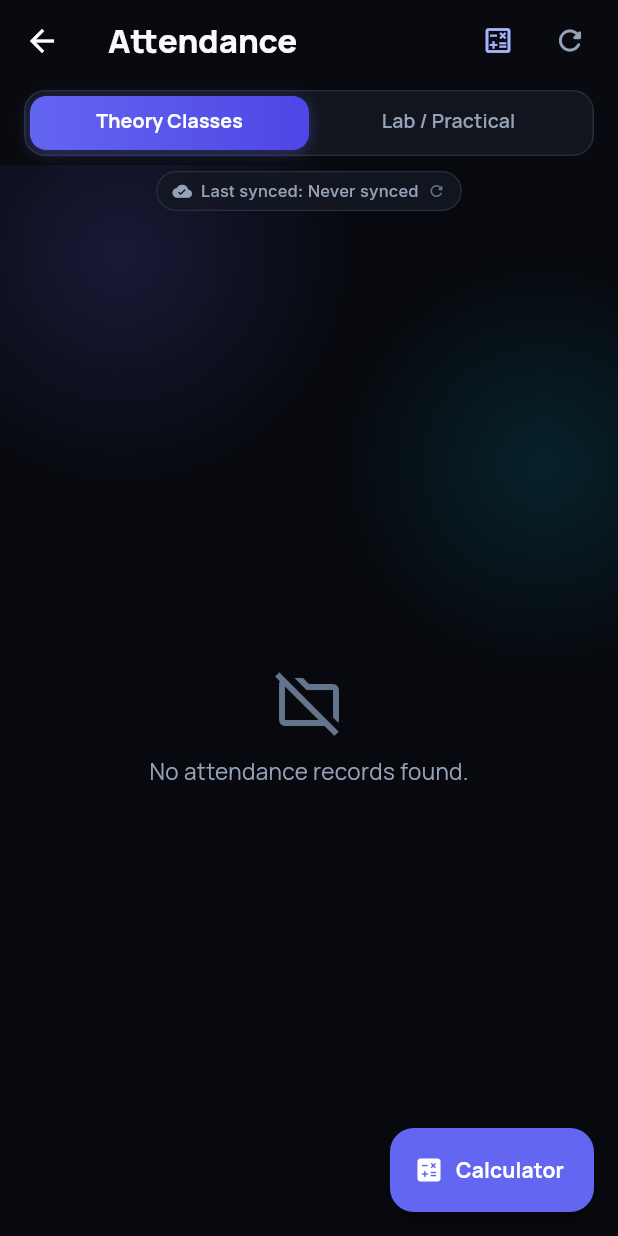
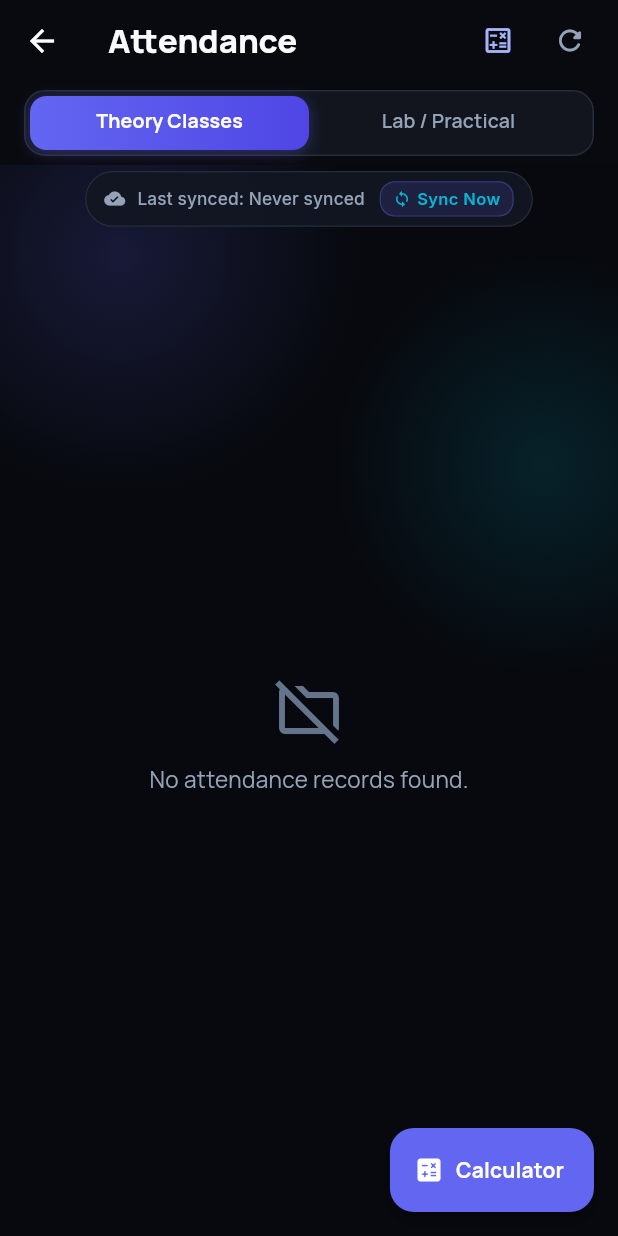
Before and after one commit to Gnanesh-2007/Vitap_nexus, a Flutter app: the AttendanceScreen screen opened directly, on a phone screen of 412 x 824 dp. Run offline on Flutter 3.47's test engine with Material 3 defaults, Android fonts, the phone set to English and light mode, and no system bars; our stand-ins replace dio, flutter_animate, flutter_riverpod, flutter_secure_storage, google_fonts, web and 1 more; missing offline and left inert: dart:ui_web, vit_vtop; accounts and stored records are empty.

Commit message:
feat: offline-first by default (no auto-sync on reopen), sync each & everything only on Sync Now or refresh

```diff
--- a/app/lib/widgets/last_synced_badge.dart
+++ b/app/lib/widgets/last_synced_badge.dart
@@ -3,7 +3,7 @@ import 'package:google_fonts/google_fonts.dart';
 import '../services/storage_service.dart';
 import '../theme/app_theme.dart';
 
-/// A sleek, non-intrusive badge showing the last-synced time with a quick refresh button.
+/// A sleek, non-intrusive badge showing the last-synced time with an explicit "Sync Now" button.
 class LastSyncedBadge extends StatefulWidget {
   final DateTime? lastSynced;
   final VoidCallback? onRefresh;
@@ -58,7 +58,7 @@ class _LastSyncedBadgeState extends State<LastSyncedBadge>
   @override
   Widget build(BuildContext context) {
     final formattedTime = widget.isRefreshing
-        ? 'Syncing with VTOP...'
+        ? 'Syncing all data with VTOP...'
         : 'Last synced: ${StorageService.formatLastSynced(widget.lastSynced)}';
 
     return Padding(
@@ -67,14 +67,14 @@ class _LastSyncedBadgeState extends State<LastSyncedBadge>
         onTap: widget.isRefreshing ? null : widget.onRefresh,
         borderRadius: BorderRadius.circular(20),
         child: Container(
-          padding: const EdgeInsets.symmetric(horizontal: 10, vertical: 4.5),
+          padding: const EdgeInsets.symmetric(horizontal: 12, vertical: 6),
           decoration: BoxDecoration(
-            color: const Color(0xFF131722).withValues(alpha: 0.85),
+            color: const Color(0xFF121622).withValues(alpha: 0.9),
             borderRadius: BorderRadius.circular(20),
             border: Border.all(
               color: widget.isRefreshing
-                  ? AppTheme.cyanAccent.withValues(alpha: 0.4)
-                  : const Color(0xFF2A2F3D),
+                  ? AppTheme.cyanAccent.withValues(alpha: 0.5)
+                  : const Color(0xFF262C3A),
               width: 0.8,
             ),
           ),
@@ -85,17 +85,17 @@ class _LastSyncedBadgeState extends State<LastSyncedBadge>
                 turns: _spinController,
                 child: Icon(
                   widget.isRefreshing ? Icons.sync : Icons.cloud_done_rounded,
-                  size: 13,
+                  size: 14,
                   color: widget.isRefreshing
                       ? AppTheme.cyanAccent
                       : (widget.lastSynced != null ? const Color(0xFF10B981) : const Color(0xFF94A3B8)),
                 ),
               ),
-              const SizedBox(width: 6),
+              const SizedBox(width: 8),
               Text(
                 formattedTime,
                 style: GoogleFonts.inter(
-                  fontSize: 11,
+                  fontSize: 11.5,
                   fontWeight: FontWeight.w500,
                   color: widget.isRefreshing
                       ? AppTheme.cyanAccent
@@ -104,11 +104,36 @@ class _LastSyncedBadgeState extends State<LastSyncedBadge>
                 ),
               ),
               if (widget.onRefresh != null && !widget.isRefreshing) ...[
-                const SizedBox(width: 6),
-                const Icon(
-                  Icons.refresh_rounded,
-                  size: 12,
-                  color: Color(0xFF64748B),
+                const SizedBox(width: 10),
+                Container(
+                  padding: const EdgeInsets.symmetric(horizontal: 8, vertical: 3),
+                  decoration: BoxDecoration(
+                    color: AppTheme.primary.withValues(alpha: 0.15),
+                    borderRadius: BorderRadius.circular(10),
+                    border: Border.all(
+                      color: AppTheme.primary.withValues(alpha: 0.35),
+                      width: 0.8,
+                    ),
+                  ),
+                  child: Row(
+                    mainAxisSize: MainAxisSize.min,
+                    children: [
+                      const Icon(
+                        Icons.sync,
+                        size: 12,
+                        color: AppTheme.cyanAccent,
+                      ),
+                      const SizedBox(width: 4),
+                      Text(
+                        'Sync Now',
+                        style: GoogleFonts.inter(
+                          fontSize: 11,
+                          fontWeight: FontWeight.w600,
+                          color: AppTheme.cyanAccent,
+                        ),
+                      ),
+                    ],
+                  ),
                 ),
               ],
             ],
```
Also changed, not shown: app/lib/providers/auth_provider.dart (+2 -45 lines), app/lib/providers/vtop_providers.dart (+27 -25 lines), app/lib/screens/marks_screen.dart (+17 -3 lines), app/lib/screens/timetable_screen.dart (+9 -1 lines).
